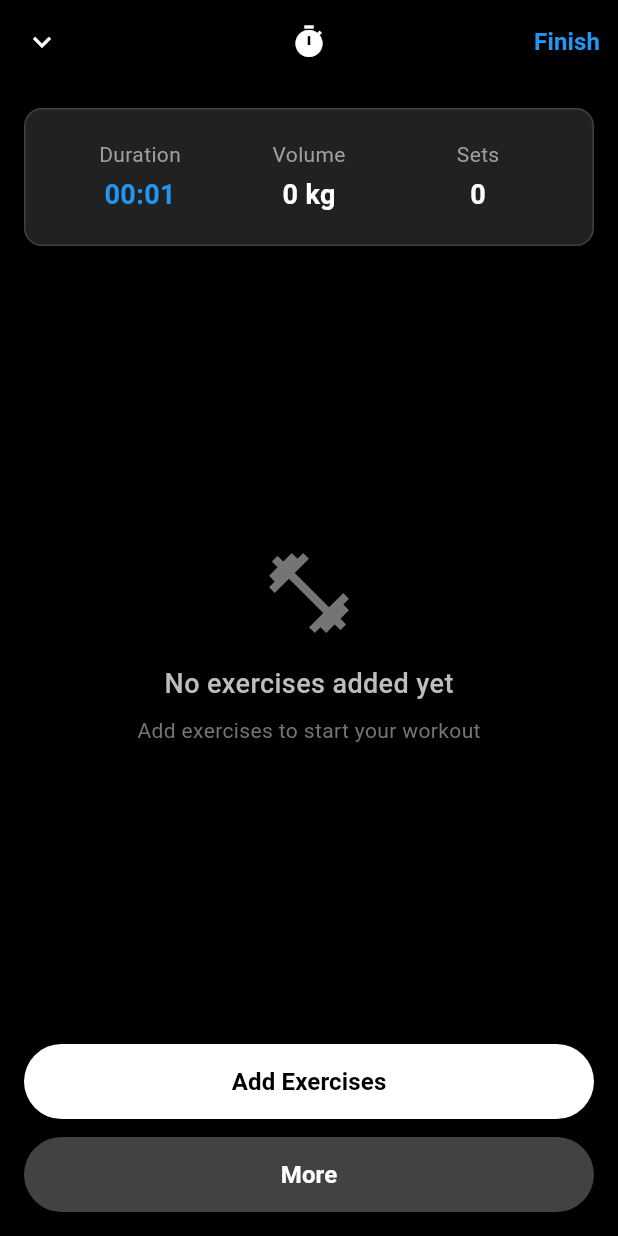
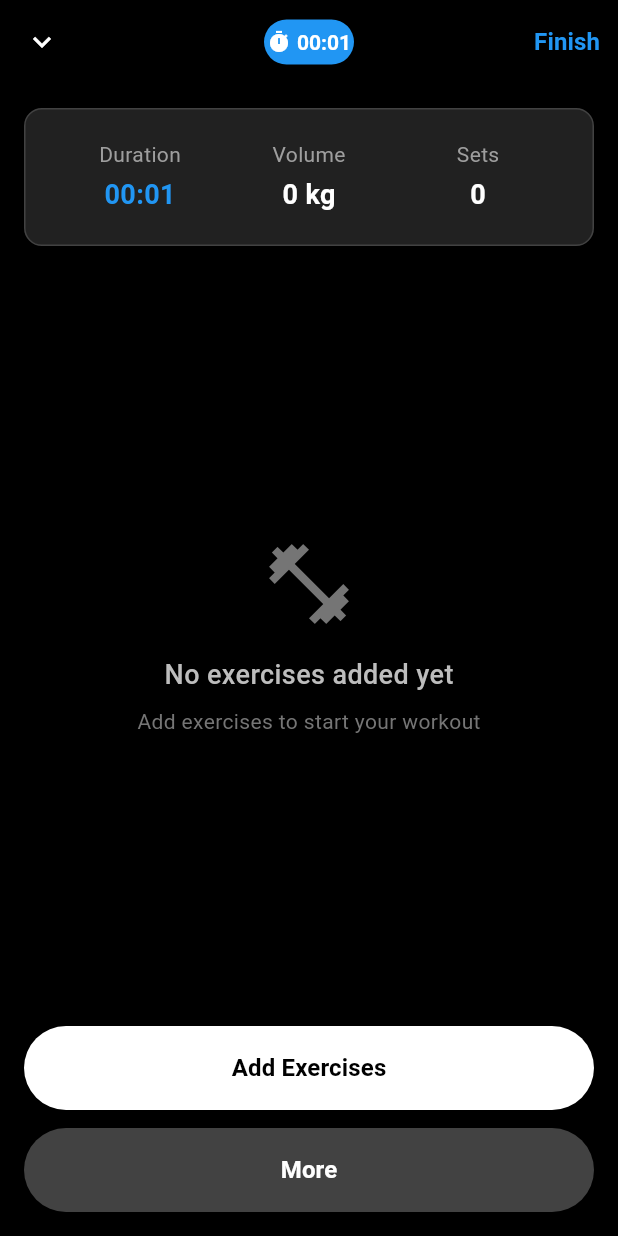
Before and after one commit to danishayman/workout-app, a Flutter app: the ActiveSessionScreen screen opened directly, on a phone screen of 412 x 824 dp. Run offline on Flutter 3.47's test engine with Material 3 defaults, Android fonts, the phone set to English and light mode, and no system bars; our stand-ins replace cloud_firestore, firebase_auth, firebase_core, flutter_riverpod, google_sign_in; accounts and stored records are empty; network calls fail.

Commit message:
Refactor ActiveSessionScreen and ExerciseAccordionCard UI; enhance timer display and remove unused rest timer logic

```diff
--- a/lib/screens/active_session_screen.dart
+++ b/lib/screens/active_session_screen.dart
@@ -172,7 +172,35 @@ class _ActiveSessionScreenState extends ConsumerState<ActiveSessionScreen> {
           icon: const Icon(Icons.expand_more, color: Colors.white),
           onPressed: () => Navigator.pop(context),
         ),
-        title: const Icon(Icons.timer, color: Colors.white),
+        title: Row(
+          mainAxisSize: MainAxisSize.min,
+          children: [
+            // Circular Timer
+            Container(
+              width: 60,
+              height: 30,
+              decoration: BoxDecoration(
+                color: Colors.blue,
+                borderRadius: BorderRadius.circular(15),
+              ),
+              child: Row(
+                mainAxisAlignment: MainAxisAlignment.center,
+                children: [
+                  const Icon(Icons.timer, color: Colors.white, size: 16),
+                  const SizedBox(width: 4),
+                  Text(
+                    _formatDuration(_duration),
+                    style: const TextStyle(
+                      color: Colors.white,
+                      fontSize: 14,
+                      fontWeight: FontWeight.w600,
+                    ),
+                  ),
+                ],
+              ),
+            ),
+          ],
+        ),
         centerTitle: true,
         actions: [
           TextButton(
@@ -365,15 +393,16 @@ class _ActiveSessionScreenState extends ConsumerState<ActiveSessionScreen> {
                 // Add Exercises Button
                 SizedBox(
                   width: double.infinity,
-                  height: 50,
+                  height: 56,
                   child: ElevatedButton(
                     onPressed: _navigateToWorkoutSelection,
                     style: ElevatedButton.styleFrom(
                       backgroundColor: Colors.white,
                       foregroundColor: Colors.black,
                       shape: RoundedRectangleBorder(
-                        borderRadius: BorderRadius.circular(25),
+                        borderRadius: BorderRadius.circular(28),
                       ),
+                      elevation: 0,
                     ),
                     child: const Text(
                       'Add Exercises',
@@ -388,7 +417,7 @@ class _ActiveSessionScreenState extends ConsumerState<ActiveSessionScreen> {
                 // More Button
                 SizedBox(
                   width: double.infinity,
-                  height: 50,
+                  height: 56,
                   child: ElevatedButton(
                     onPressed: () {
                       // TODO: Implement more options (notes, rest timer, etc.)
@@ -402,8 +431,9 @@ class _ActiveSessionScreenState extends ConsumerState<ActiveSessionScreen> {
                       backgroundColor: Colors.grey[800],
                       foregroundColor: Colors.white,
                       shape: RoundedRectangleBorder(
-                        borderRadius: BorderRadius.circular(25),
+                        borderRadius: BorderRadius.circular(28),
                       ),
+                      elevation: 0,
                     ),
                     child: const Text(
                       'More',
```
Also changed, not shown: lib/widgets/exercise_accordion_card.dart (+45 -116 lines).
